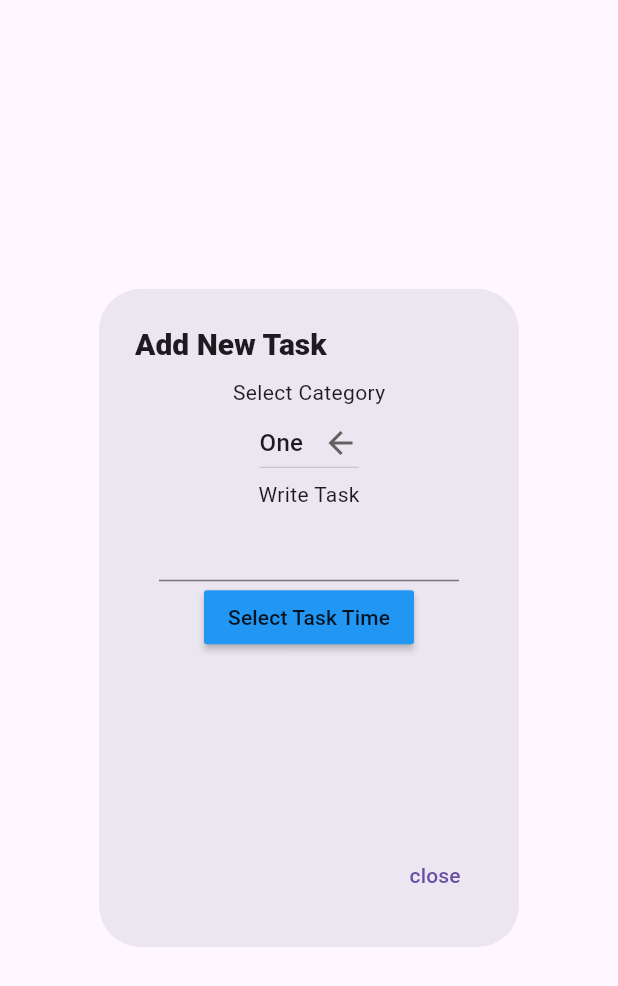
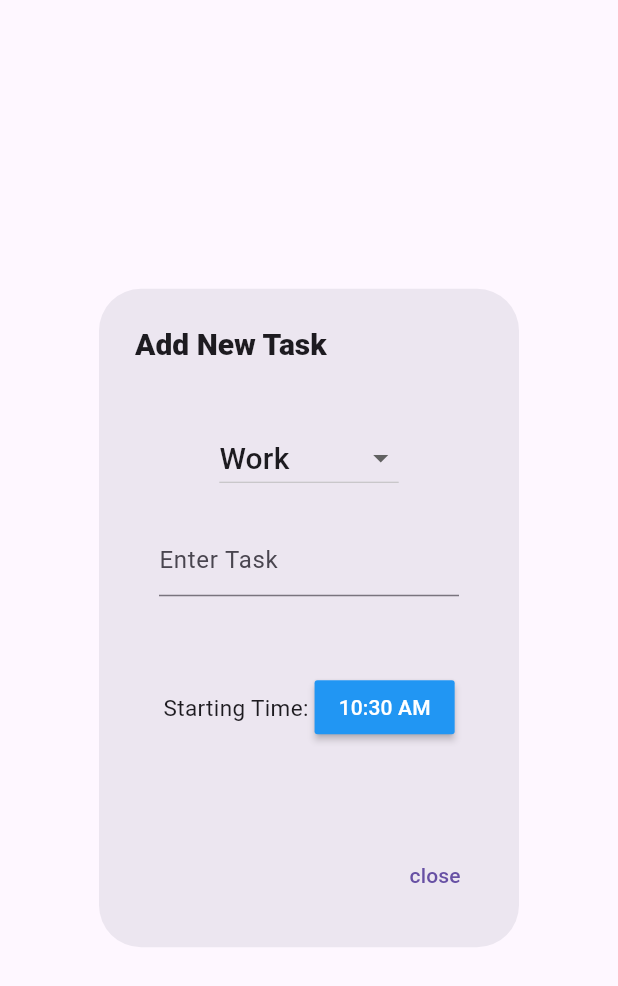
Before and after one commit to Abhinav771/todo, a Flutter app: what addTask() shows on an empty page, opened directly, on a phone screen of 412 x 824 dp. Shown: the top 986 px of the screen. Run offline on Flutter 3.47's test engine with Material 3 defaults, Android fonts, the phone set to English and light mode, and no system bars; our stand-ins replace easy_date_timeline, percent_indicator, roundcheckbox.

Commit message:
add dropdown,time selector

```diff
--- a/lib/resources/addTask.dart
+++ b/lib/resources/addTask.dart
@@ -20,6 +20,7 @@ class addTask extends StatefulWidget {
 class _addTaskState extends State<addTask> {
 
   final _formKey=GlobalKey<FormState>();
+  TimeOfDay? selectedTime=TimeOfDay.now();
 
   Future<void> _selectTime(BuildContext context) async {
     final TimeOfDay? pickedTime = await showTimePicker(
@@ -29,7 +30,11 @@ class _addTaskState extends State<addTask> {
 
     // Handle pickedTime as needed
     if (pickedTime != null) {
-      print('Selected time: ${pickedTime.format(context)}');
+      setState(() {
+        print('Selected time: ${pickedTime.format(context)}');
+        selectedTime=pickedTime;
+      });
+
     }
   }
 
@@ -52,27 +57,61 @@ class _addTaskState extends State<addTask> {
         child: Form(
           key: _formKey,
           child: Column(
+            mainAxisAlignment: MainAxisAlignment.start,
+            // crossAxisAlignment: CrossAxisAlignment.start,
             children: [
-              Text('Select Category'),
+              SizedBox(height: 30,),
+              // Text('Select Category'),
               DropdownButton<String>(
                   focusColor: CupertinoColors.systemGrey4,
 
                   value: _dropdownValue,
-                  icon: const Icon(Icons.arrow_back),
+                  icon: const Icon(Icons.arrow_drop_down),
 
 
                   items: const [
                     DropdownMenuItem(
                       value: 'One',
-                      child: Text('One'),
+                      child: Text('Work',
+                      style: TextStyle(
+                        fontSize: 20,
+                      ),
+                      ),
                     ),
                     DropdownMenuItem(
                       value: 'Two',
-                      child: Text('Two'),
+                      child: Text('Swimming',
+                        style: TextStyle(
+                          fontSize: 20,
+                        ),),
                     ),
                     DropdownMenuItem(
                       value: 'Three',
-                      child: Text('Three'),
+                      child: Text('Running',
+                        style: TextStyle(
+                          fontSize: 20,
+                        ),),
+                    ),
+                    DropdownMenuItem(
+                      value: 'Four',
+                      child: Text('Yoga',
+                        style: TextStyle(
+                          fontSize: 20,
+                        ),),
+                    ),
+                    DropdownMenuItem(
+                      value: 'Five',
+                      child: Text('Shopping',
+                        style: TextStyle(
+                          fontSize: 20,
+                        ),),
+                    ),
+                    DropdownMenuItem(
+                      value: 'Six',
+                      child: Text('Others',
+                        style: TextStyle(
+                          fontSize: 20,
+                        ),),
                     ),
                   ],
                   onChanged: (String? newValue){
@@ -81,11 +120,13 @@ class _addTaskState extends State<addTask> {
                     });
                   }
               ),
-              Text('Write Task'),
+              SizedBox(height: 20,),
               SizedBox(
                 width: 200,
                 child: TextFormField(
-
+                  decoration: InputDecoration(
+                    hintText: 'Enter Task', // This is your hint text
+                  ),
                   validator: (value){
                     if(value==null || value.isEmpty){
                       return 'Enter Something';
@@ -94,12 +135,34 @@ class _addTaskState extends State<addTask> {
                   },
                 ),
               ),
-              MaterialButton(onPressed: (){
-                _selectTime(context);
-              },
-                child: Text('Select Task Time'),
-                color: Colors.blue,
+              SizedBox(height: 50,),
+              Container(
+                child: Row(
+                  mainAxisAlignment: MainAxisAlignment.center,
+                  children: [
+                    Text('Starting Time: ',
+                      style: TextStyle(
+                        fontSize: 15,
+                      ),
+                    ),
+
+                    MaterialButton(onPressed: (){
+                      _selectTime(context);
+                    },
+
+                      child: Text('${selectedTime?.format(context)}',
+                        style: TextStyle(
+                          color: Colors.white,
+                        ),
+                      ),
+                      color: Colors.blue,
+
+                    ),
+                  ],
+                ),
               ),
+
+
 
             ],
           ),
```
